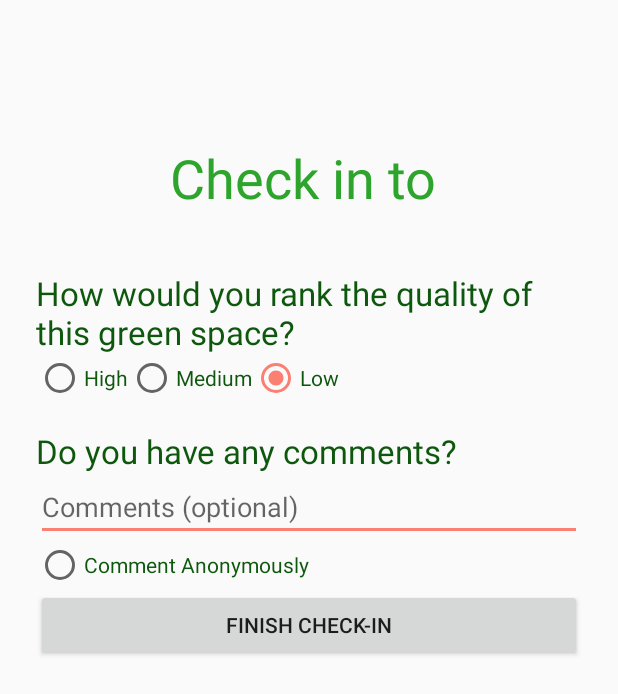
After one commit to dgupta18/greenspaceaudit-436, an Android app: the CheckinActivity screen opened directly, with no data from a screen before it, on a phone screen of 412 x 824 dp. The commit adds this screen. Shown: the top 694 px of the screen. Run offline under Robolectric (Android 15) with nearby library versions, the phone set to English and light mode, and no system bars; our stand-ins replace Firebase (no records; nobody signed in at launch, a user with empty details on screens opened directly); 5 statements that could not run were skipped.

Commit message:
added checkin

```diff
--- a/app/src/main/AndroidManifest.xml
+++ b/app/src/main/AndroidManifest.xml
@@ -42,6 +42,7 @@
         <activity android:name=".LoginActivity" />
         <activity android:name=".AddGreenSpaceActivity" />
         <activity android:name=".DisplayGreenSpaceActivity" />
+        <activity android:name=".CheckinActivity" />
         <activity android:name=".MapsActivity"
             android:label="Map"
             />
--- a/app/src/main/java/com/example/green_space_audits/mainactivity/AddGreenSpaceActivity.kt
+++ b/app/src/main/java/com/example/green_space_audits/mainactivity/AddGreenSpaceActivity.kt
@@ -137,7 +137,7 @@ class AddGreenSpaceActivity : AppCompatActivity() {
 
         locationManager.requestSingleUpdate(LocationManager.GPS_PROVIDER, locationListener, null)
 
-        // use an addValueListener to get the current user's username
+        // use an addValueListener to get the current user's username and comments
         usersDatabase.addValueEventListener(object : ValueEventListener {
             override fun onDataChange(dataSnapshot: DataSnapshot) {
                 username = dataSnapshot.child(user).getValue<User>(User::class.java)!!.userName
--- /dev/null
+++ b/app/src/main/java/com/example/green_space_audits/mainactivity/CheckinActivity.kt
@@ -0,0 +1,139 @@
+package com.example.green_space_audits.mainactivity
+
+import android.content.Intent
+import android.os.Bundle
+import android.text.TextUtils
+import android.util.Log
+import android.widget.*
+import androidx.appcompat.app.AppCompatActivity
+import com.google.firebase.auth.FirebaseAuth
+import com.google.firebase.database.*
+
+class CheckinActivity : AppCompatActivity() {
+    private lateinit var nameTV: TextView
+    private lateinit var qualityRG: RadioGroup
+    private lateinit var commentET: EditText
+    private lateinit var anonButton: RadioButton
+    private lateinit var finishButton: Button
+    private lateinit var greenspaceID: String
+    private lateinit var gsDatabase: DatabaseReference
+    private lateinit var usersDatabase: DatabaseReference
+    private lateinit var user: String
+    private lateinit var gsComments: MutableMap<String, Comment>
+    private lateinit var userComments: MutableMap<String, Comment>
+    private lateinit var username: String
+    private var gsAvgQual = 0.toFloat()
+    private var gsNumRankings = 0
+
+    private val quality: Quality
+        get() {
+            when (qualityRG.checkedRadioButtonId) {
+                R.id.qualityLow -> {
+                    return Quality.LOW
+                }
+                R.id.qualityHigh -> {
+                    return Quality.HIGH
+                }
+                else -> {
+                    return Quality.MED
+                }
+            }
+        }
+
+    override fun onCreate(savedInstanceState: Bundle?) {
+        super.onCreate(savedInstanceState)
+        setContentView(R.layout.activity_checkin)
+
+        nameTV = findViewById<TextView>(R.id.nameView)
+        qualityRG = findViewById<RadioGroup>(R.id.qualityGroup)
+        commentET = findViewById<EditText>(R.id.comment)
+        anonButton = findViewById<RadioButton>(R.id.anonComment)
+        finishButton = findViewById<Button>(R.id.finish)
+
+        //greenspaceID = intent.getStringExtra("gsID")
+        // TODO this hardcoded ID is for testing only. use the intent to pass the ID ^
+        greenspaceID = "-Luk55Tvcj5CjArCxliA"
+
+        gsDatabase = FirebaseDatabase.getInstance().getReference("GreenSpaces")
+        usersDatabase = FirebaseDatabase.getInstance().getReference("Users")
+
+        user = FirebaseAuth.getInstance().currentUser!!.uid
+
+        // use an addValueListener to get the green space's name and comments
+        gsDatabase.addValueEventListener(object : ValueEventListener {
+            override fun onDataChange(dataSnapshot: DataSnapshot) {
+                nameTV.text = "Check in to " + dataSnapshot.child(greenspaceID).getValue<GreenSpace>(GreenSpace::class.java)!!.gsName
+                gsComments = dataSnapshot.child(greenspaceID).getValue<GreenSpace>(GreenSpace::class.java)!!.gsComments
+                gsAvgQual = dataSnapshot.child(greenspaceID).getValue<GreenSpace>(GreenSpace::class.java)!!.gsAvgQuality
+                gsNumRankings = dataSnapshot.child(greenspaceID).getValue<GreenSpace>(GreenSpace::class.java)!!.numRankings
+            }
+            // I'm not sure why this is necessary, but it was included in the Firebase lab
+            override fun onCancelled(databaseError: DatabaseError) {
+            }
+        })
+
+        // use an addValueListener to get the current user's username and comments
+        usersDatabase.addValueEventListener(object : ValueEventListener {
+            override fun onDataChange(dataSnapshot: DataSnapshot) {
+                username = dataSnapshot.child(user).getValue<User>(User::class.java)!!.userName
+                if(dataSnapshot.child(user).child("uComments").value != null){
+                    userComments = dataSnapshot.child(user).child("uComments").value as MutableMap<String, Comment>
+                } else {
+                    userComments = mutableMapOf<String, Comment>()
+                }
+            }
+            // I'm not sure why this is necessary, but it was included in the Firebase lab
+            override fun onCancelled(databaseError: DatabaseError) {
+            }
+        })
+
+        finishButton.setOnClickListener{
+            finishCheckin()
+        }
+    }
+
+    private fun finishCheckin() {
+        val commentText = commentET.text.toString()
+
+        // check to see if the user left a comment
+        if(!TextUtils.isEmpty(commentText)){
+            // get a unique ID for the comment
+            val commentID = gsDatabase.push().key
+
+            // check if the comment anonymously button is checked
+            if(anonButton.isChecked){
+                // create a comment object
+                val comment = Comment(user, "Anonymous", commentText)
+                // update the comment lists for the user and the green space
+                gsComments[commentID!!] = comment
+                userComments[commentID!!] = comment
+                usersDatabase.child(user).child("uComments").setValue(userComments)
+                gsDatabase.child(greenspaceID).child("gsComments").setValue(gsComments)
+
+            } else {
+                // create a comment object
+                val comment = Comment(user, username, commentText)
+                // update the comment lists for the user and the green space
+                gsComments[commentID!!] = comment
+                userComments[commentID!!] = comment
+                usersDatabase.child(user).child("uComments").setValue(userComments)
+                gsDatabase.child(greenspaceID).child("gsComments").setValue(gsComments)
+            }
+
+        }
+
+        // update the average quality ranking for the greenspace
+        val newQuality = ((gsAvgQual * gsNumRankings) + quality.ordinal + 1) / (gsNumRankings + 1)
+
+        gsDatabase.child(greenspaceID).child("gsAvgQuality").setValue(newQuality)
+        gsDatabase.child(greenspaceID).child("numRankings").setValue(gsNumRankings + 1)
+
+        Toast.makeText(this, "Check-in completed", Toast.LENGTH_LONG).show()
+
+        // TODO: which activity do we want to launch?
+        val enter = Intent(this@CheckinActivity, MapsActivity::class.java)
+        startActivity(enter)
+
+    }
+
+}
--- a/app/src/main/java/com/example/green_space_audits/mainactivity/LoginActivity.kt
+++ b/app/src/main/java/com/example/green_space_audits/mainactivity/LoginActivity.kt
@@ -69,7 +69,7 @@ class LoginActivity : AppCompatActivity() {
                     val uid = mAuth?.uid
                     Log.d("Test", "Test")
 //                    val enter = Intent(this@LoginActivity, MapsActivity::class.java)
-                    val enter = Intent(this@LoginActivity, DisplayGreenSpaceActivity::class.java)
+                    val enter = Intent(this@LoginActivity, CheckinActivity::class.java)
                     startActivity(enter)
 
                 }else{
--- /dev/null
+++ b/app/src/main/res/layout/activity_checkin.xml
@@ -0,0 +1,96 @@
+<?xml version="1.0" encoding="utf-8"?>
+<LinearLayout xmlns:android="http://schemas.android.com/apk/res/android"
+    xmlns:app="http://schemas.android.com/apk/res-auto"
+    xmlns:tools="http://schemas.android.com/tools"
+    android:layout_width="match_parent"
+    android:layout_height="match_parent"
+    android:orientation="vertical"
+    android:paddingLeft="24dp"
+    android:paddingTop="64dp"
+    android:paddingRight="24dp"
+    android:paddingBottom="24dp"
+    tools:context=".CheckinActivity">
+
+    <TextView
+        android:id="@+id/nameView"
+        android:layout_width="wrap_content"
+        android:layout_height="wrap_content"
+        android:layout_gravity="center_horizontal"
+        android:gravity="center"
+        android:padding="30sp"
+        android:text="Check in to "
+        android:textColor="@color/colorPrimary"
+        android:textSize="36sp" />
+
+    <TextView
+        android:id="@+id/quality"
+        android:layout_width="wrap_content"
+        android:layout_height="wrap_content"
+        android:layout_alignParentLeft="true"
+        android:layout_marginTop="8dp"
+        android:text="How would you rank the quality of this green space?"
+        android:textColor="@color/colorPrimaryDark"
+        android:textSize="22sp" />
+
+    <RadioGroup
+        android:id="@+id/qualityGroup"
+        android:layout_width="match_parent"
+        android:layout_height="wrap_content"
+        android:layout_alignParentLeft="true"
+        android:orientation="horizontal"
+        android:paddingBottom="10sp">
+
+        <RadioButton
+            android:id="@+id/qualityHigh"
+            android:layout_width="wrap_content"
+            android:layout_height="wrap_content"
+            android:text="High"
+            android:textColor="@color/colorPrimaryDark" />
+
+        <RadioButton
+            android:id="@+id/qualityMed"
+            android:layout_width="wrap_content"
+            android:layout_height="wrap_content"
+            android:checked="true"
+            android:text="Medium"
+            android:textColor="@color/colorPrimaryDark"/>
+
+        <RadioButton
+            android:id="@+id/qualityLow"
+            android:layout_width="wrap_content"
+            android:layout_height="wrap_content"
+            android:checked="true"
+            android:text="Low"
+            android:textColor="@color/colorPrimaryDark"/>
+    </RadioGroup>
+
+    <TextView
+        android:id="@+id/commentLabel"
+        android:layout_width="wrap_content"
+        android:layout_height="wrap_content"
+        android:layout_alignParentLeft="true"
+        android:layout_marginTop="8dp"
+        android:text="Do you have any comments?"
+        android:textColor="@color/colorPrimaryDark"
+        android:textSize="22sp" />
+
+    <EditText
+        android:id="@+id/comment"
+        android:layout_width="match_parent"
+        android:layout_height="wrap_content"
+        android:hint="Comments (optional)" />
+
+    <RadioButton
+        android:id="@+id/anonComment"
+        android:layout_width="wrap_content"
+        android:layout_height="wrap_content"
+        android:text="Comment Anonymously"
+        android:textColor="@color/colorPrimaryDark" />
+
+    <Button
+        android:id="@+id/finish"
+        android:layout_width="match_parent"
+        android:layout_height="wrap_content"
+        android:text="Finish Check-in" />
+
+</LinearLayout>
```
